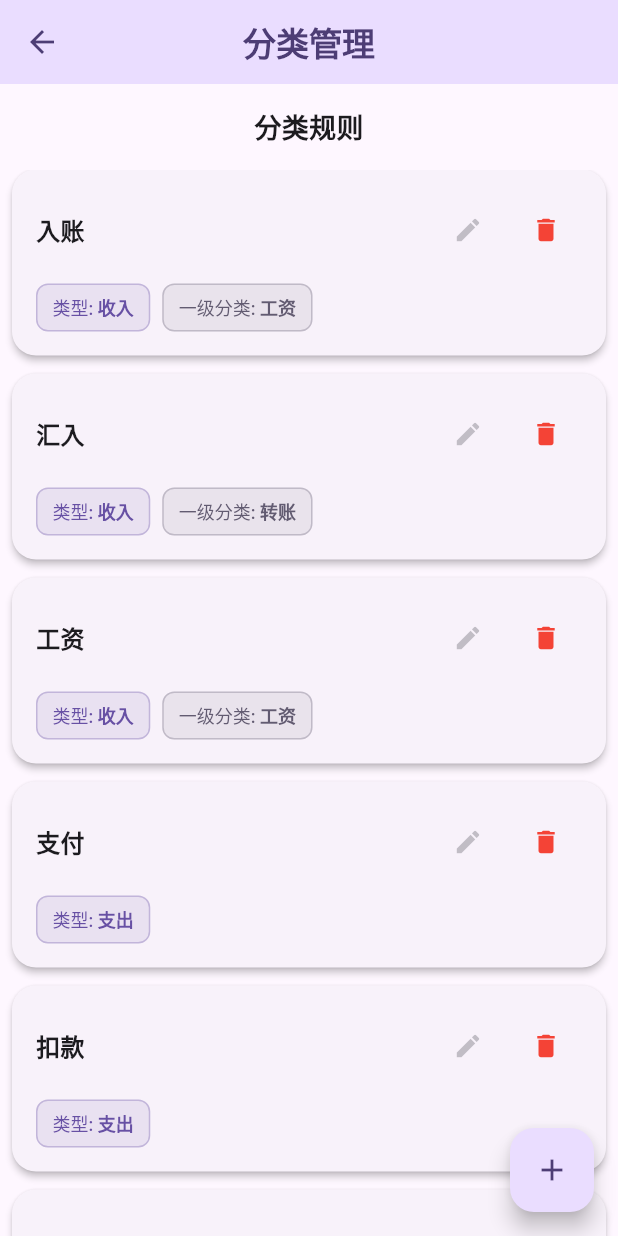
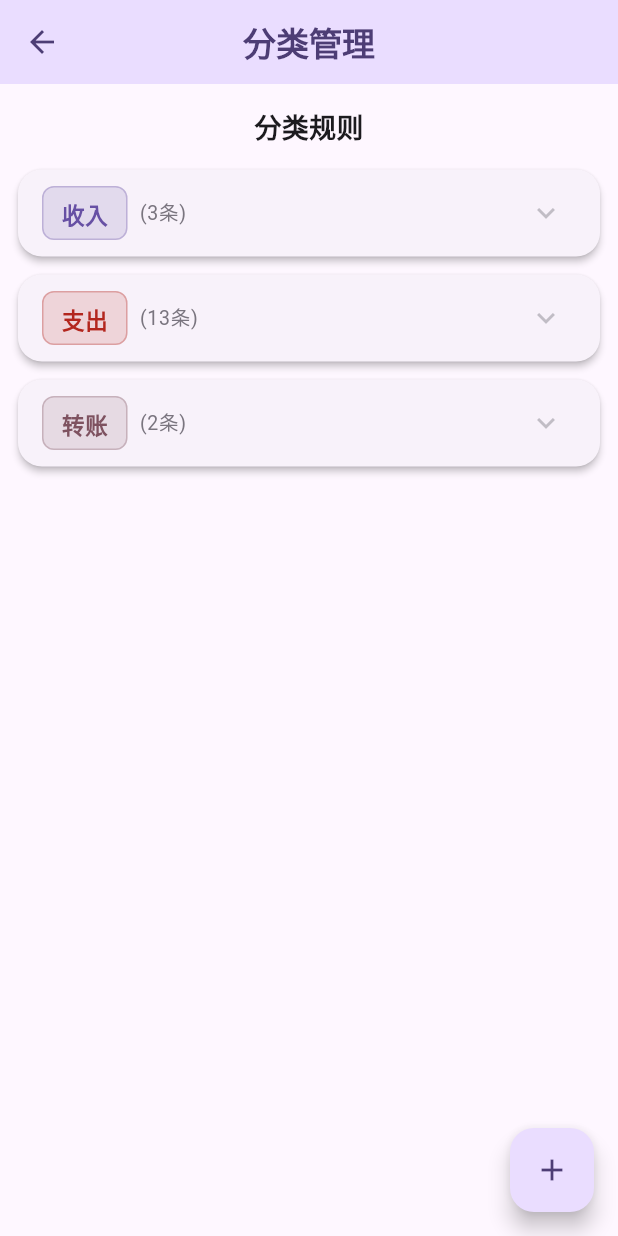
Before and after one commit to zooobb/sms-cvt, a Flutter app: the screen it shows after launch, after a tap on "分类管理", on a phone screen of 412 x 824 dp. Run offline on Flutter 3.47's test engine with Material 3 defaults, Android fonts, the light colour scheme and no system bars; our stand-ins replace flutter_local_notifications, permission_handler, shared_preferences; missing offline and left inert: flutter_sms_inbox.

```diff
--- a/lib/main.dart
+++ b/lib/main.dart
@@ -238,14 +238,12 @@ class AppState extends ChangeNotifier {
 
   Future<void> addCategoryMapping(CategoryMapping mapping) async {
     await _categoryService.addMapping(mapping);
-    _categoryMappings.add(mapping);
-    notifyListeners();
+    await loadCategoryMappings(); // 重新从 service 加载
   }
 
   Future<void> removeCategoryMapping(String keyword) async {
     await _categoryService.removeMapping(keyword);
-    _categoryMappings.removeWhere((m) => m.keyword == keyword);
-    notifyListeners();
+    await loadCategoryMappings(); // 重新从 service 加载
   }
 
   Future<String> exportMessages({
--- a/lib/models/category_mapping.dart
+++ b/lib/models/category_mapping.dart
@@ -10,6 +10,11 @@ class CategoryMapping {
     this.category,
     this.secondaryCategory,
   });
+
+  @override
+  String toString() {
+    return 'CategoryMapping(keyword: $keyword, type: $type, category: $category, secondaryCategory: $secondaryCategory)';
+  }
 
   Map<String, dynamic> toJson() {
     final result = <String, dynamic>{'keyword': keyword, 'type': type};
--- a/lib/models/sms_message.dart
+++ b/lib/models/sms_message.dart
@@ -35,12 +35,8 @@ class SavedSmsMessage {
       'isManuallyClassified': isManuallyClassified,
     };
 
-    if (category != null) {
-      result['category'] = category!;
-    }
-    if (secondaryCategory != null) {
-      result['secondaryCategory'] = secondaryCategory!;
-    }
+    result['category'] = category ?? '';
+    result['secondaryCategory'] = secondaryCategory ?? '';
 
     return result;
   }
--- a/lib/screens/category_manage_screen.dart
+++ b/lib/screens/category_manage_screen.dart
@@ -50,6 +50,9 @@ class CategoryManageScreen extends StatelessWidget {
             );
           }
 
+          // 按类型+一级分类+二级分类分组
+          final groupedData = _groupMappings(mappings);
+
           return Column(
             children: [
               Padding(
@@ -62,10 +65,10 @@ class CategoryManageScreen extends StatelessWidget {
               Expanded(
                 child: ListView.builder(
                   padding: const EdgeInsets.symmetric(horizontal: 8),
-                  itemCount: mappings.length,
-                  itemBuilder: (context, index) {
-                    final mapping = mappings[index];
-                    return _buildMappingCard(context, mapping, appState);
+                  itemCount: groupedData.length,
+                  itemBuilder: (context, typeIndex) {
+                    final typeEntry = groupedData.entries.elementAt(typeIndex);
+                    return _buildTypeSection(context, typeEntry.key, typeEntry.value, appState);
                   },
                 ),
               ),
@@ -80,7 +83,151 @@ class CategoryManageScreen extends StatelessWidget {
     );
   }
 
-  Widget _buildMappingCard(
+  /// 按类型、一级分类、二级分类分组数据
+  Map<String, Map<String, Map<String, List<CategoryMapping>>>> _groupMappings(List<CategoryMapping> mappings) {
+    final result = <String, Map<String, Map<String, List<CategoryMapping>>>>{};
+
+    for (final mapping in mappings) {
+      final type = mapping.type;
+      final category = mapping.category ?? '未分类';
+      final secondary = mapping.secondaryCategory ?? '';
+
+      result.putIfAbsent(type, () => {});
+      result[type]!.putIfAbsent(category, () => {});
+      result[type]![category]!.putIfAbsent(secondary, () => []).add(mapping);
+    }
+
+    return result;
+  }
+
+  /// 构建类型分组（一级）
+  Widget _buildTypeSection(
+    BuildContext context,
+    String type,
+    Map<String, Map<String, List<CategoryMapping>>> categories,
+    AppState appState,
+  ) {
+    final colorScheme = Theme.of(context).colorScheme;
+    final typeColor = _getTypeColor(type, colorScheme);
+
+    return Card(
+      margin: const EdgeInsets.only(bottom: 12, left: 4, right: 4),
+      child: ExpansionTile(
+        title: Row(
+          children: [
+            Container(
+              padding: const EdgeInsets.symmetric(horizontal: 12, vertical: 6),
+              decoration: BoxDecoration(
+                color: typeColor.withOpacity(0.15),
+                borderRadius: BorderRadius.circular(8),
+                border: Border.all(color: typeColor.withOpacity(0.3)),
+              ),
+              child: Text(
+                type,
+                style: TextStyle(
+                  fontSize: 15,
+                  fontWeight: FontWeight.w600,
+                  color: typeColor,
+                ),
+              ),
+            ),
+            const SizedBox(width: 8),
+            Text(
+              '(${categories.values.fold(0, (sum, c) => sum + c.values.fold(0, (s, list) => s + list.length))}条)',
+              style: TextStyle(
+                fontSize: 13,
+                color: colorScheme.outline,
+              ),
+            ),
+          ],
+        ),
+        children: [
+          // 一级分类列表
+          ...categories.entries.map((catEntry) {
+            return _buildCategorySection(context, catEntry.key, catEntry.value, appState);
+          }).toList(),
+        ],
+      ),
+    );
+  }
+
+  /// 构建一级分类分组（二级）
+  Widget _buildCategorySection(
+    BuildContext context,
+    String category,
+    Map<String, List<CategoryMapping>> secondaries,
+    AppState appState,
+  ) {
+    final colorScheme = Theme.of(context).colorScheme;
+
+    return Padding(
+      padding: const EdgeInsets.only(left: 16),
+      child: ExpansionTile(
+        title: Text(
+          category,
+          style: const TextStyle(
+            fontSize: 14,
+            fontWeight: FontWeight.w500,
+          ),
+        ),
+        subtitle: Text(
+          '${secondaries.values.fold(0, (sum, list) => sum + list.length)}条规则',
+          style: TextStyle(fontSize: 12, color: colorScheme.outline),
+        ),
+        children: [
+          // 二级分类列表
+          ...secondaries.entries.map((secEntry) {
+            final secondary = secEntry.key;
+            final mappings = secEntry.value;
+            return _buildSecondarySection(context, secondary, mappings, appState);
+          }).toList(),
+        ],
+      ),
+    );
+  }
+
+  /// 构建二级分类分组（三级），显示关键字列表
+  Widget _buildSecondarySection(
+    BuildContext context,
+    String secondary,
+    List<CategoryMapping> mappings,
+    AppState appState,
+  ) {
+    final colorScheme = Theme.of(context).colorScheme;
+    final isUncategorized = secondary.isEmpty;
+
+    return Padding(
+      padding: const EdgeInsets.only(left: 16),
+      child: Column(
+        crossAxisAlignment: CrossAxisAlignment.start,
+        children: [
+          if (!isUncategorized)
+            Container(
+              margin: const EdgeInsets.only(right: 16, top: 8, bottom: 4),
+              padding: const EdgeInsets.symmetric(horizontal: 10, vertical: 4),
+              decoration: BoxDecoration(
+                color: colorScheme.tertiary.withOpacity(0.1),
+                borderRadius: BorderRadius.circular(6),
+              ),
+              child: Text(
+                secondary,
+                style: TextStyle(
+                  fontSize: 12,
+                  color: colorScheme.tertiary,
+                  fontWeight: FontWeight.w500,
+                ),
+              ),
+            ),
+          // 关键字列表
+          ...mappings.map((mapping) => _buildKeywordCard(context, mapping, appState)).toList(),
+          const SizedBox(height: 8),
+        ],
+      ),
+    );
+  }
+
+  /// 构建关键字卡片（末级）
+  Widget _buildKeywordCard(
     BuildContext context,
     CategoryMapping mapping,
     AppState appState,
@@ -88,71 +235,31 @@ class CategoryManageScreen extends StatelessWidget {
     final colorScheme = Theme.of(context).colorScheme;
 
     return Card(
-      margin: const EdgeInsets.only(bottom: 12),
+      margin: const EdgeInsets.only(right: 16, top: 4, bottom: 4),
       child: InkWell(
         onTap: () => _showEditDialog(context, mapping, appState),
-        borderRadius: BorderRadius.circular(12),
+        borderRadius: BorderRadius.circular(8),
         child: Padding(
-          padding: const EdgeInsets.all(16),
-          child: Column(
-            crossAxisAlignment: CrossAxisAlignment.start,
-            children: [
-              Row(
+          padding: const EdgeInsets.symmetric(horizontal: 12, vertical: 10),
+          child: Row(
             children: [
               Expanded(
-                    child: Column(
-                      crossAxisAlignment: CrossAxisAlignment.start,
-                      children: [
-                        Text(
+                child: Text(
                   mapping.keyword,
                   style: const TextStyle(
-                            fontSize: 16,
-                            fontWeight: FontWeight.bold,
+                    fontSize: 14,
+                    fontWeight: FontWeight.w500,
                   ),
                 ),
-                      ],
               ),
+              IconButton(
+                icon: const Icon(Icons.edit, size: 18),
+                onPressed: () => _showEditDialog(context, mapping, appState),
               ),
-                  Row(
-                    mainAxisSize: MainAxisSize.min,
-                    children: [
               IconButton(
-                        icon: const Icon(Icons.edit, size: 20),
-                        onPressed: () =>
-                            _showEditDialog(context, mapping, appState),
-                      ),
-                      const SizedBox(width: 4),
-                      IconButton(
-                        icon: const Icon(Icons.delete, size: 20),
+                icon: const Icon(Icons.delete, size: 18),
                 color: Colors.red,
-                        onPressed: () =>
-                            _showDeleteDialog(context, mapping, appState),
-                      ),
-                    ],
-                  ),
-                ],
-              ),
-              const SizedBox(height: 12),
-              Wrap(
-                spacing: 8,
-                runSpacing: 8,
-                children: [
-                  _buildChip(context, '类型', mapping.type, colorScheme.primary),
-                  if (mapping.category != null)
-                    _buildChip(
-                      context,
-                      '一级分类',
-                      mapping.category!,
-                      colorScheme.secondary,
-                    ),
-                  if (mapping.secondaryCategory != null)
-                    _buildChip(
-                      context,
-                      '二级分类',
-                      mapping.secondaryCategory!,
-                      colorScheme.tertiary,
-                    ),
-                ],
+                onPressed: () => _showDeleteDialog(context, mapping, appState),
               ),
             ],
           ),
@@ -161,42 +268,17 @@ class CategoryManageScreen extends StatelessWidget {
     );
   }
 
-  Widget _buildChip(
-    BuildContext context,
-    String label,
-    String value,
-    Color color,
-  ) {
-    return Container(
-      padding: const EdgeInsets.symmetric(horizontal: 10, vertical: 6),
-      decoration: BoxDecoration(
-        color: color.withOpacity(0.1),
-        borderRadius: BorderRadius.circular(8),
-        border: Border.all(color: color.withOpacity(0.3)),
-      ),
-      child: RichText(
-        text: TextSpan(
-          children: [
-            TextSpan(
-              text: '$label: ',
-              style: TextStyle(
-                fontSize: 12,
-                color: color,
-                fontWeight: FontWeight.w500,
-              ),
-            ),
-            TextSpan(
-              text: value,
-              style: TextStyle(
-                fontSize: 12,
-                color: color,
-                fontWeight: FontWeight.w600,
-              ),
-            ),
-          ],
-        ),
-      ),
-    );
+  Color _getTypeColor(String type, ColorScheme colorScheme) {
+    switch (type) {
+      case '支出':
+        return colorScheme.error;
+      case '收入':
+        return colorScheme.primary;
+      case '转账':
+        return colorScheme.tertiary;
+      default:
+        return colorScheme.outline;
+    }
   }
 
   void _showAddMappingDialog(BuildContext context) {
--- a/lib/screens/saved_messages_screen.dart
+++ b/lib/screens/saved_messages_screen.dart
@@ -494,15 +494,17 @@ class SavedMessagesScreen extends StatelessWidget {
             child: const Text('取消'),
           ),
           FilledButton(
-            onPressed: () {
-              appState.reclassifyMessages();
+            onPressed: () async {
               Navigator.pop(ctx);
+              await appState.reclassifyMessages();
+              if (context.mounted) {
                 ScaffoldMessenger.of(context).showSnackBar(
                   SnackBar(
                     content: const Text('重新分类完成'),
                     backgroundColor: Theme.of(context).colorScheme.primary,
                   ),
                 );
+              }
             },
             child: const Text('确认'),
           ),
--- a/lib/services/category_service.dart
+++ b/lib/services/category_service.dart
@@ -30,17 +30,24 @@ class CategoryService {
     final prefs = await SharedPreferences.getInstance();
     final jsonStr = prefs.getString(_mappingsKey);
 
+    print('=== CategoryService.getMappings ===');
+    print('从 SharedPreferences 读取的原始数据: $jsonStr');
+
     if (jsonStr == null) {
+      print('shared_preferences 中没有数据，返回默认规则');
       return List.from(_defaultMappings);
     }
 
     try {
       final jsonData = jsonDecode(jsonStr) as List;
-      return jsonData
+      final result = jsonData
           .map((e) => CategoryMapping.fromJson(e as Map<String, dynamic>))
           .toList();
+      print('成功解析 ${result.length} 条规则');
+      print('规则列表: $result');
+      return result;
     } catch (e) {
-      print('Error loading category mappings: $e');
+      print('解析失败: $e，返回默认规则');
       return List.from(_defaultMappings);
     }
   }
@@ -52,9 +59,14 @@ class CategoryService {
   }
 
   Future<void> addMapping(CategoryMapping mapping) async {
+    print('=== CategoryService.addMapping ===');
+    print('要添加的规则: $mapping');
+
     final mappings = await getMappings();
+    print('当前规则数量: ${mappings.length}');
 
     if (mappings.any((m) => m.keyword == mapping.keyword)) {
+      print('规则已存在，更新它');
       final updatedMappings = mappings.map((m) {
         if (m.keyword == mapping.keyword) {
           return mapping;
@@ -63,6 +75,7 @@ class CategoryService {
       }).toList();
       await saveMappings(updatedMappings);
     } else {
+      print('新规则，添加到列表');
       final updatedMappings = [...mappings, mapping];
       await saveMappings(updatedMappings);
     }
@@ -77,15 +90,28 @@ class CategoryService {
   }
 
   Future<CategoryMapping?> matchCategory(String content) async {
+    print('=== CategoryService.matchCategory ===');
+    print('短信内容: $content');
+
     final lowerContent = content.toLowerCase();
     final mappings = await getMappings();
 
+    // 按关键字长度降序排序，优先匹配更具体的规则
+    mappings.sort((a, b) => b.keyword.length.compareTo(a.keyword.length));
+
+    print('共有 ${mappings.length} 条规则待匹配 (已排序)');
+
+
     for (final mapping in mappings) {
-      if (lowerContent.contains(mapping.keyword.toLowerCase())) {
+      final keywordLower = mapping.keyword.toLowerCase();
+      print('检查规则: keyword="${mapping.keyword}", lowercase="$keywordLower", contains=${lowerContent.contains(keywordLower)}');
+      if (lowerContent.contains(keywordLower)) {
+        print('匹配成功! 返回: $mapping');
         return mapping;
       }
     }
 
+    print('没有匹配的规则');
     return null;
   }
 }
--- a/lib/services/storage_service.dart
+++ b/lib/services/storage_service.dart
@@ -1,5 +1,6 @@
 import 'dart:convert';
 import 'dart:io';
+import 'dart:math';
 import 'package:path_provider/path_provider.dart';
 import 'package:shared_preferences/shared_preferences.dart';
 import '../models/sms_message.dart';
@@ -128,12 +129,18 @@ class StorageService {
 
   Future<void> reclassifyMessages() async {
     final messages = await loadMessages();
+    final mappings = await _categoryService.getMappings();
+    print('=== 开始重新分类 ===');
+    print('短信数量: ${messages.length}');
+    print('分类规则数量: ${mappings.length}');
+    print('分类规则: $mappings');
     bool hasChanges = false;
 
     for (int i = 0; i < messages.length; i++) {
       final message = messages[i];
 
       if (message.isManuallyClassified) {
+        print('跳过手动分类的消息: ${message.id}');
         continue;
       }
 
@@ -144,9 +151,15 @@ class StorageService {
       final newCategory = categoryMapping?.category ?? '待分类';
       final newSecondaryCategory = categoryMapping?.secondaryCategory;
 
+      print('短信: ${message.sender}, 内容: ${message.content.substring(0, min(30, message.content.length))}...');
+      print('匹配结果: $categoryMapping');
+      print('当前: type=${message.type}, category=${message.category}, secondary=${message.secondaryCategory}');
+      print('新值: type=$newType, category=$newCategory, secondary=$newSecondaryCategory');
+
       if (message.type != newType ||
           message.category != newCategory ||
           message.secondaryCategory != newSecondaryCategory) {
+        print('-> 需要更新');
         messages[i] = SavedSmsMessage(
           id: message.id,
           sender: message.sender,
@@ -159,12 +172,18 @@ class StorageService {
           isManuallyClassified: false,
         );
         hasChanges = true;
+      } else {
+        print('-> 无需更新');
       }
     }
 
     if (hasChanges) {
+      print('有变化，保存消息');
       await saveMessages(messages);
+    } else {
+      print('无变化，不保存');
     }
+    print('=== 重新分类完成 ===');
   }
 
   // ========== 导出功能 ==========
@@ -209,12 +228,10 @@ class StorageService {
       'savedAt': _formatDateTime(message.savedAt),
       'uniqueKey': message.uniqueKey,
       'type': message.type,
+      'category': message.category ?? '',
+      'secondaryCategory': message.secondaryCategory ?? '',
       'isManuallyClassified': message.isManuallyClassified,
     };
-
-    if (message.category != null) {
-      result['category'] = message.category!;
-    }
 
     return result;
   }
```
Also changed, not shown: .claude/settings.local.json (added), 3 other files. Lines whose indentation alone changed are shown as unchanged.
